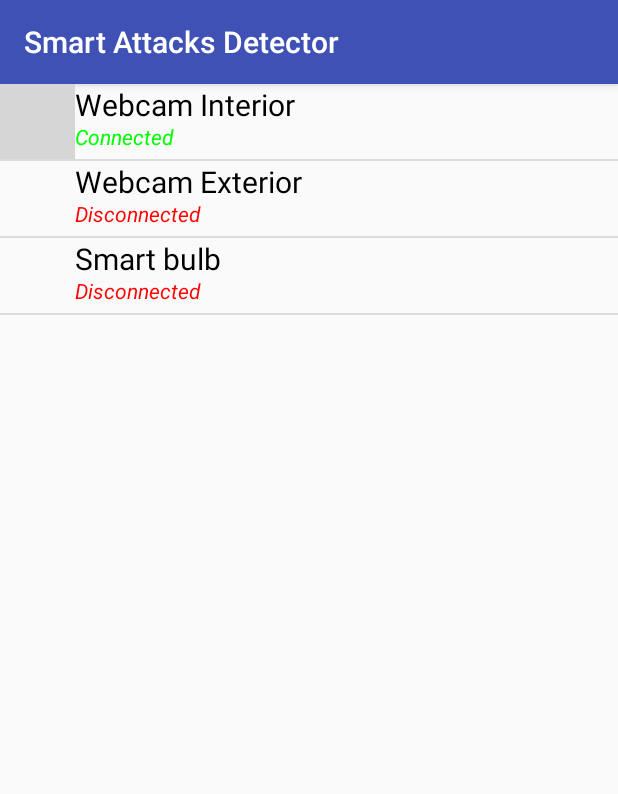
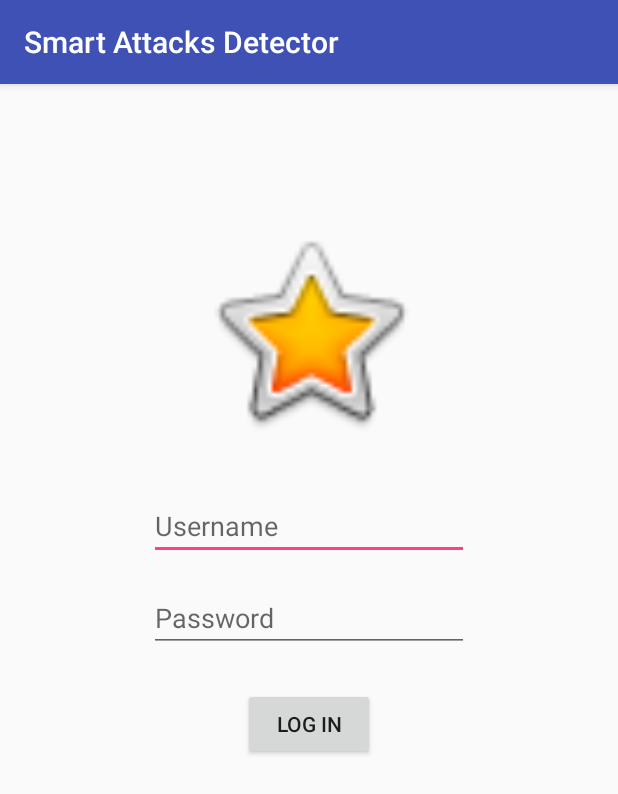
Before and after one commit to prefacdaniel/netscan-master, an Android app: the screen it shows after launch (DeviceListActivity before the commit, LogInActivity after it), on a phone screen of 412 x 824 dp. Shown: the top 794 px of the screen. Run offline under Robolectric (Android 15) with nearby library versions, the phone set to English and light mode, and no system bars; Roboto replaces fonts that are not available here; grey boxes are pictures that could not be loaded.

Commit message:
android app almost ready

```diff
--- a/app/src/main/AndroidManifest.xml
+++ b/app/src/main/AndroidManifest.xml
@@ -13,7 +13,7 @@
         android:roundIcon="@mipmap/ic_launcher_round"
         android:supportsRtl="true"
         android:theme="@style/AppTheme">
-        <activity android:name=".DeviceListActivity">
+        <activity android:name=".LogInActivity">
             <intent-filter>
                 <action android:name="android.intent.action.MAIN" />
 
@@ -26,6 +26,8 @@
         <activity android:name=".SettingsActivity" />
         <activity android:name=".DeviceDetailActivity" />
         <activity android:name=".DailyDetailsActivity" />
+        <activity android:name=".AddDeviceActivity" />
+        <activity android:name=".DeviceListActivity" />
 
         <meta-data
             android:name="preloaded_fonts"
--- /dev/null
+++ b/app/src/main/java/com/example/dprefac/barcodescanner/LogInActivity.java
@@ -0,0 +1,24 @@
+package com.example.dprefac.barcodescanner;
+
+import android.content.Intent;
+import android.support.v7.app.AppCompatActivity;
+import android.os.Bundle;
+import android.widget.Button;
+
+public class LogInActivity extends AppCompatActivity {
+
+    private Button logInButton;
+    @Override
+    protected void onCreate(Bundle savedInstanceState) {
+        super.onCreate(savedInstanceState);
+        setContentView(R.layout.activity_log_in);
+
+        logInButton = findViewById(R.id.logInButton);
+
+
+        logInButton.setOnClickListener(v -> {
+            Intent intent = new Intent(getApplicationContext(), DeviceListActivity.class);
+            getApplicationContext().startActivity(intent);
+        });
+    }
+}
--- a/app/src/main/res/layout/activity_device_detail.xml
+++ b/app/src/main/res/layout/activity_device_detail.xml
@@ -14,7 +14,7 @@
         android:layout_height="0dp"
         android:layout_marginBottom="50dp"
         android:orientation="vertical"
-        app:layout_constraintBottom_toBottomOf="parent"
+        app:layout_constraintBottom_toBottomOf="@id/newTrainingButton"
         app:layout_constraintTop_toTopOf="parent">
 
         <android.support.constraint.ConstraintLayout
--- /dev/null
+++ b/app/src/main/res/layout/activity_log_in.xml
@@ -0,0 +1,52 @@
+<?xml version="1.0" encoding="utf-8"?>
+<android.support.constraint.ConstraintLayout xmlns:android="http://schemas.android.com/apk/res/android"
+    xmlns:app="http://schemas.android.com/apk/res-auto"
+    xmlns:tools="http://schemas.android.com/tools"
+    android:layout_width="match_parent"
+    android:layout_height="match_parent"
+    tools:context="com.example.dprefac.barcodescanner.LogInActivity">
+
+    <ImageView
+        android:id="@+id/imageView2"
+        android:layout_width="150dp"
+        android:layout_height="150dp"
+        android:layout_marginTop="90dp"
+        app:layout_constraintEnd_toEndOf="parent"
+        app:layout_constraintStart_toStartOf="parent"
+        app:layout_constraintTop_toTopOf="parent"
+        app:srcCompat="@android:drawable/btn_star_big_on" />
+
+    <EditText
+        android:id="@+id/editText4"
+        android:layout_width="wrap_content"
+        android:layout_height="wrap_content"
+        android:layout_marginTop="32dp"
+        android:ems="10"
+        android:hint="Username"
+        android:inputType="textPersonName"
+        app:layout_constraintEnd_toEndOf="parent"
+        app:layout_constraintStart_toStartOf="parent"
+        app:layout_constraintTop_toBottomOf="@+id/imageView2" />
+
+    <EditText
+        android:id="@+id/editText5"
+        android:layout_width="wrap_content"
+        android:layout_height="wrap_content"
+        android:layout_marginTop="16dp"
+        android:ems="10"
+        android:hint="Password"
+        android:inputType="textPassword"
+        app:layout_constraintEnd_toEndOf="parent"
+        app:layout_constraintStart_toStartOf="parent"
+        app:layout_constraintTop_toBottomOf="@+id/editText4" />
+
+    <Button
+        android:id="@+id/logInButton"
+        android:layout_width="wrap_content"
+        android:layout_height="wrap_content"
+        android:layout_marginTop="24dp"
+        android:text="Log in"
+        app:layout_constraintEnd_toEndOf="parent"
+        app:layout_constraintStart_toStartOf="parent"
+        app:layout_constraintTop_toBottomOf="@+id/editText5" />
+</android.support.constraint.ConstraintLayout>
```
Also changed, not shown: app/src/main/java/com/example/dprefac/barcodescanner/AddDeviceActivity.java (added, +13 -0 lines), app/src/main/java/com/example/dprefac/barcodescanner/DeviceListActivity.java (+11 -0 lines), app/src/main/res/layout/activity_add_device.xml (added, +64 -0 lines), app/src/main/res/layout/activity_device_list.xml (+18 -5 lines).
